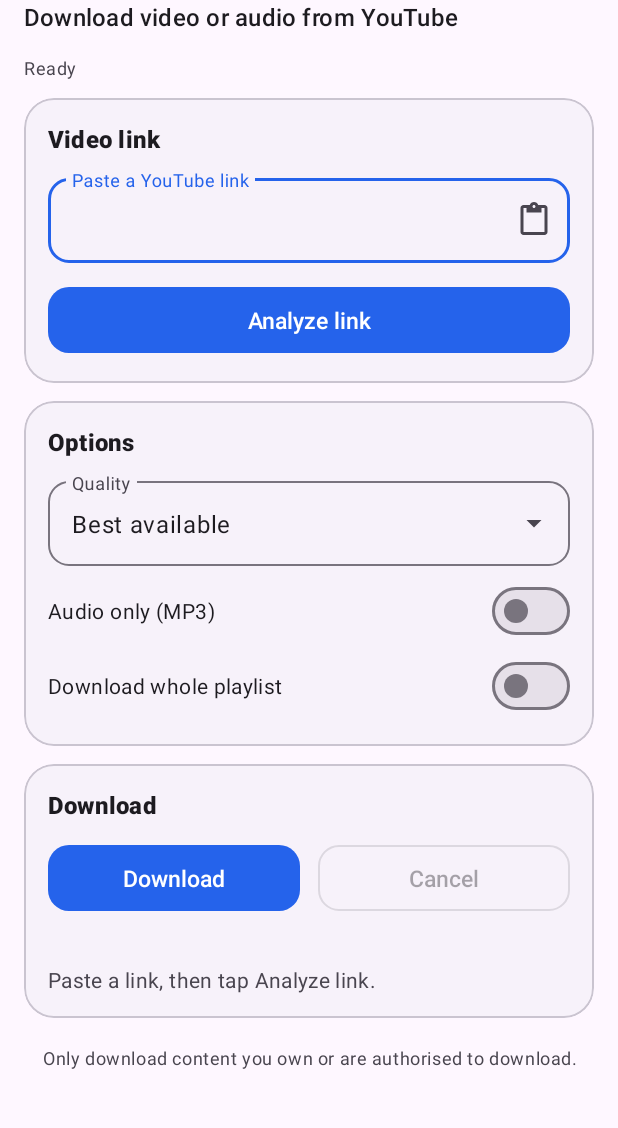
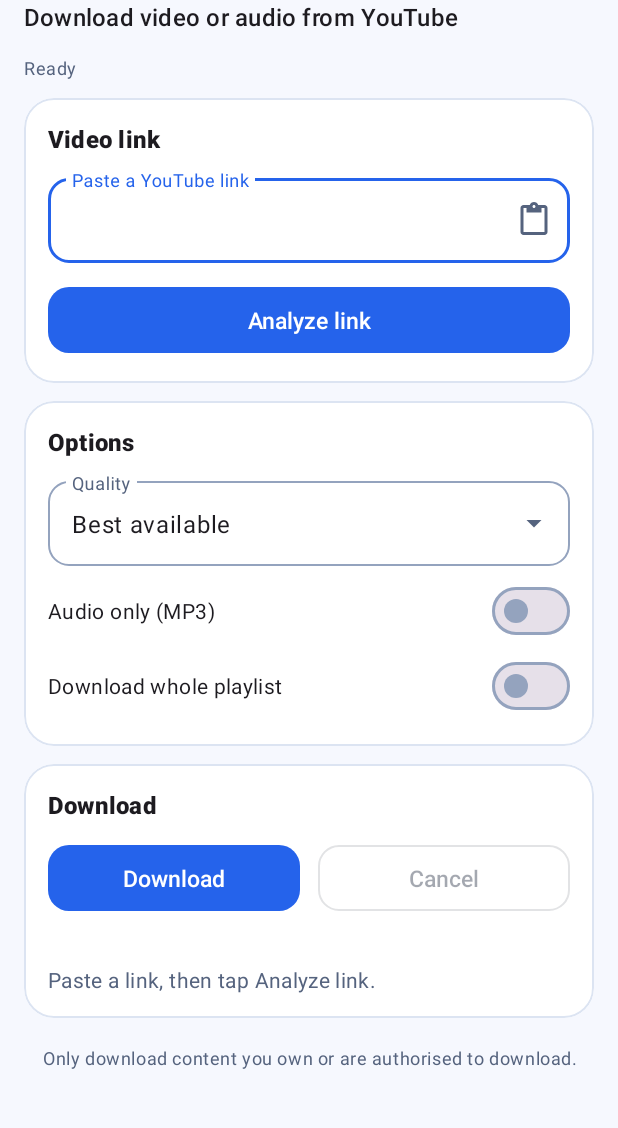
Before and after one commit to amuejunankar/Youtube-Downloader, an Android app: the screen it shows after launch (MainActivity), on a phone screen of 412 x 824 dp, the part 53-1181 px from its top. Run offline under Robolectric (Android 15) with nearby library versions, the phone set to English and light mode, and no system bars; libraries missing offline, so code that uses them is left out: com.yausername.ffmpeg, com.yausername.youtubedl_android; 3 statements that could not run were skipped.

Commit message:
Refresh the UI colours and release Windows and Android together
The desktop window and the Android app now share one brand palette
(blue to violet), the desktop gains an accent bar and themed menus, and
Android gets full Material 3 colour roles with a real night theme. CI now
builds both apps and publishes one v1.2.0 release whose Android asset is
named YouTubeDownloader-Android.apk, so the site can use releases/latest
for every download.

```diff
--- a/android/app/build.gradle.kts
+++ b/android/app/build.gradle.kts
@@ -19,8 +19,8 @@ android {
         applicationId = "com.amuejunankar.ytdl"
         minSdk = 24
         targetSdk = 36
-        versionCode = 1
-        versionName = "1.0.0"
+        versionCode = 2
+        versionName = "1.2.0"
 
         ndk {
             abiFilters += listOf("arm64-v8a", "x86_64")
--- /dev/null
+++ b/android/app/src/main/res/values-night/colors.xml
@@ -0,0 +1,23 @@
+<resources>
+    <!-- Brand -->
+    <color name="brand">#8FB4FF</color>
+    <color name="brand_dark">#4F8CFF</color>
+    <color name="brand_accent">#C4A6FF</color>
+    <color name="brand_container">#1B3A75</color>
+    <color name="on_brand_container">#D8E6FF</color>
+    <color name="white">#FFFFFF</color>
+    <color name="black">#000000</color>
+
+    <!-- Surfaces -->
+    <color name="surface">#0A1020</color>
+    <color name="surface_container">#121C31</color>
+    <color name="surface_container_low">#0E1628</color>
+    <color name="surface_container_high">#1A2439</color>
+    <color name="surface_variant">#1E2A42</color>
+
+    <!-- Content -->
+    <color name="on_surface">#E7EDFB</color>
+    <color name="on_surface_variant">#A9B8D4</color>
+    <color name="outline">#6C7B98</color>
+    <color name="outline_variant">#26344E</color>
+</resources>
--- a/android/app/src/main/res/values/colors.xml
+++ b/android/app/src/main/res/values/colors.xml
@@ -1,7 +1,23 @@
 <resources>
+    <!-- Brand -->
     <color name="brand">#2563EB</color>
     <color name="brand_dark">#1E40AF</color>
     <color name="brand_accent">#7C3AED</color>
+    <color name="brand_container">#DBEAFE</color>
+    <color name="on_brand_container">#1E3A8A</color>
     <color name="white">#FFFFFF</color>
     <color name="black">#000000</color>
+
+    <!-- Surfaces -->
+    <color name="surface">#F6F8FE</color>
+    <color name="surface_container">#FFFFFF</color>
+    <color name="surface_container_low">#FFFFFF</color>
+    <color name="surface_container_high">#EEF3FE</color>
+    <color name="surface_variant">#E6ECF8</color>
+
+    <!-- Content -->
+    <color name="on_surface">#101A2F</color>
+    <color name="on_surface_variant">#55637E</color>
+    <color name="outline">#94A3BE</color>
+    <color name="outline_variant">#DCE4F2</color>
 </resources>
--- a/android/app/src/main/res/values/themes.xml
+++ b/android/app/src/main/res/values/themes.xml
@@ -4,9 +4,20 @@
         <item name="colorPrimary">@color/brand</item>
         <item name="colorPrimaryDark">@color/brand_dark</item>
         <item name="colorOnPrimary">@color/white</item>
+        <item name="colorPrimaryContainer">@color/brand_container</item>
+        <item name="colorOnPrimaryContainer">@color/on_brand_container</item>
         <item name="colorSecondary">@color/brand_accent</item>
+        <item name="colorSurface">@color/surface</item>
+        <item name="colorSurfaceVariant">@color/surface_variant</item>
+        <item name="colorSurfaceContainer">@color/surface_container</item>
+        <item name="colorSurfaceContainerLow">@color/surface_container_low</item>
+        <item name="colorSurfaceContainerHigh">@color/surface_container_high</item>
+        <item name="colorOnSurface">@color/on_surface</item>
+        <item name="colorOnSurfaceVariant">@color/on_surface_variant</item>
+        <item name="colorOutline">@color/outline</item>
+        <item name="colorOutlineVariant">@color/outline_variant</item>
         <item name="android:statusBarColor">@android:color/transparent</item>
-        <item name="android:navigationBarColor">?attr/colorSurface</item>
+        <item name="android:navigationBarColor">@color/surface</item>
     </style>
 
     <style name="Widget.App.Card" parent="Widget.Material3.CardView.Outlined">
```
Also changed, not shown: 10 other files.
